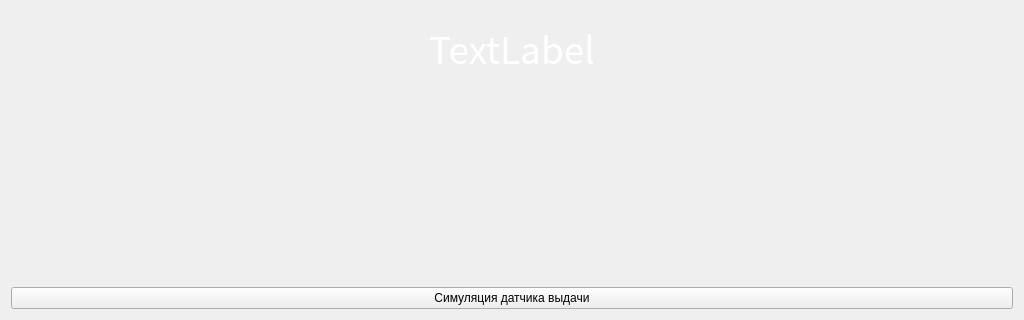
First picture: the form in UIForms/GivingOutItem.ui, repository FelixMailwriter/VM, before the edit; both pictures show x 0 to 1024 and y 448 to 768 of the 1024 by 768 pixel window.
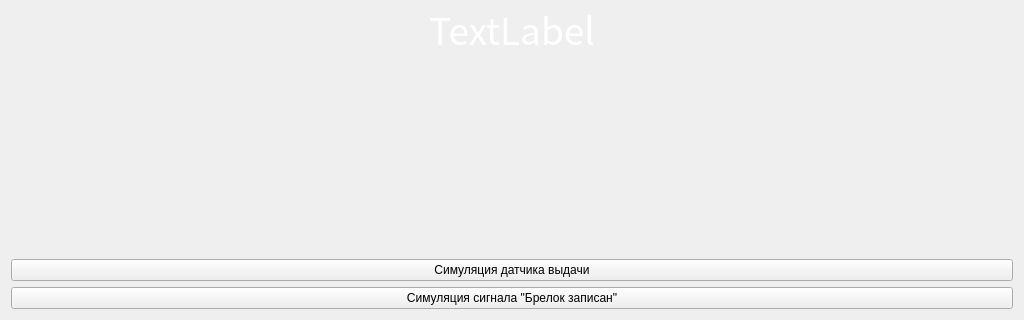
Second picture: the form after the edit. Icons and pictures are not drawn.

Patch:
```diff
--- a/UIForms/GivingOutItem.ui
+++ b/UIForms/GivingOutItem.ui
@@ -139,6 +139,13 @@
        </property>
       </widget>
      </item>
+     <item>
+      <widget class="QPushButton" name="btn_writeOK">
+       <property name="text">
+        <string>Симуляция сигнала &quot;Брелок записан&quot;</string>
+       </property>
+      </widget>
+     </item>
     </layout>
    </item>
   </layout>
```
